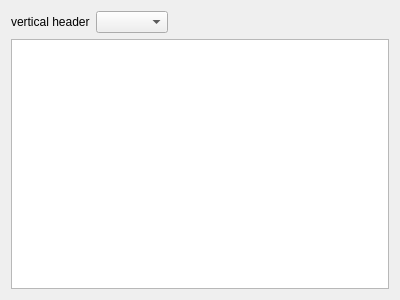
The window that resources/design/ui/TableWidget.ui (jeaunrg/PyQTapp_template) describes before a commit, drawn with Qt 5.
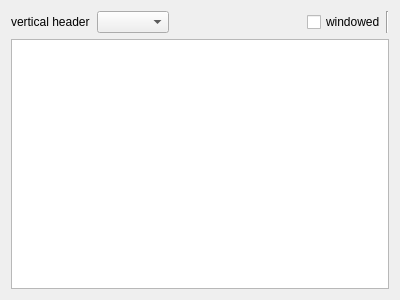
The same window after the commit.

Commit message: set table widget windowable

```diff
--- a/resources/design/ui/TableWidget.ui
+++ b/resources/design/ui/TableWidget.ui
@@ -16,10 +16,13 @@
   <layout class="QVBoxLayout" name="verticalLayout">
    <item>
     <layout class="QHBoxLayout" name="horizontalLayout">
+     <property name="spacing">
+      <number>0</number>
+     </property>
      <item>
       <widget class="QLabel" name="label_2">
        <property name="text">
-        <string>vertical header</string>
+        <string>vertical header  </string>
        </property>
       </widget>
      </item>
@@ -39,6 +42,20 @@
        </property>
       </spacer>
      </item>
+     <item>
+      <widget class="QCheckBox" name="windowed">
+       <property name="text">
+        <string>windowed</string>
+       </property>
+      </widget>
+     </item>
+     <item>
+      <widget class="Line" name="line">
+       <property name="orientation">
+        <enum>Qt::Vertical</enum>
+       </property>
+      </widget>
+     </item>
     </layout>
    </item>
    <item>
```
The commit also changes 4 other files.
